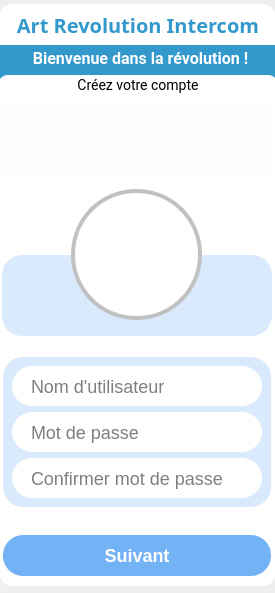
AntaresMugisho/AR_Intercom, file gui/register_window.ui: the form before one commit.
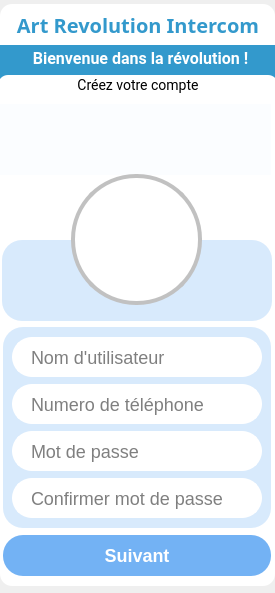
The form after the commit. Icons and pictures are not drawn.

What changed in the file:
```diff
--- a/gui/register_window.ui
+++ b/gui/register_window.ui
@@ -108,9 +108,9 @@
       <property name="geometry">
        <rect>
         <x>3</x>
-        <y>312</y>
+        <y>282</y>
         <width>268</width>
-        <height>150</height>
+        <height>201</height>
        </rect>
       </property>
       <property name="styleSheet">
@@ -155,6 +155,36 @@
          </property>
         </widget>
        </item>
+       <item>
+        <widget class="QLineEdit" name="phone">
+         <property name="minimumSize">
+          <size>
+           <width>250</width>
+           <height>40</height>
+          </size>
+         </property>
+         <property name="toolTip">
+          <string>Saisissez votre nom d'utilisateur.</string>
+         </property>
+         <property name="styleSheet">
+          <string notr="true">QLineEdit{
+	border:2px solid; 
+	border-radius:20px;
+	font-size:18px;
+	padding-left:15px;
+	padding-right:15px; 
+	border-color:#FFF; 
+	background-color:#FFFFFF;}
+
+QLineEdit:hover,  QLineEdit:focus{
+	border-color: rgba(57, 146, 240, 180); 
+}</string>
+         </property>
+         <property name="placeholderText">
+          <string>Numero de téléphone</string>
+         </property>
+        </widget>
+       </item>
        <item>
         <widget class="QLineEdit" name="passcode">
          <property name="minimumSize">
@@ -266,7 +296,7 @@
       <property name="geometry">
        <rect>
         <x>2</x>
-        <y>210</y>
+        <y>195</y>
         <width>270</width>
         <height>81</height>
        </rect>
@@ -320,7 +350,7 @@
       <property name="geometry">
        <rect>
         <x>71</x>
-        <y>144</y>
+        <y>129</y>
         <width>131</width>
         <height>131</height>
        </rect>
```
Left out of the diff: 2 changed lines with no effect on the pictures.
